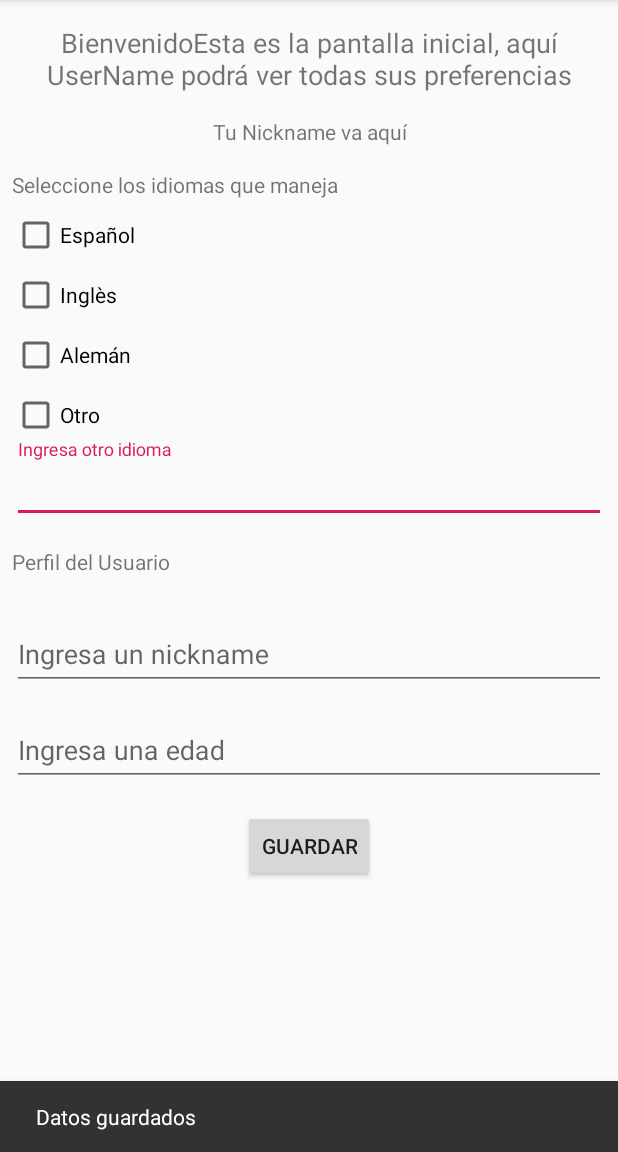
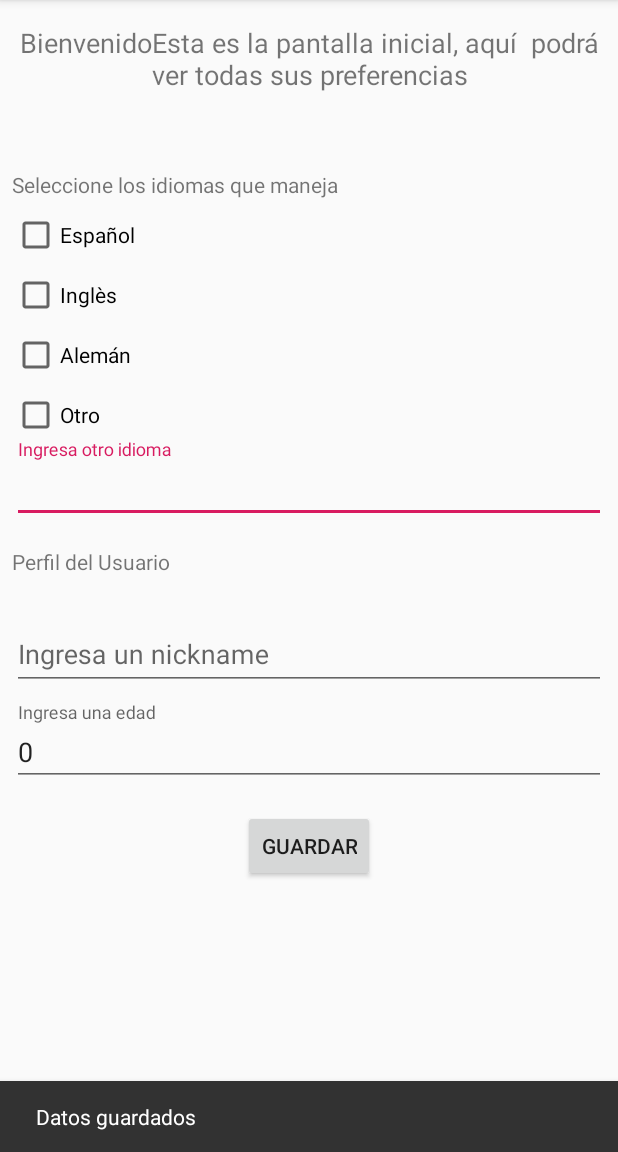
Before and after one commit to felipepbustamante/desafio1SharedPref, an Android app: the HomeActivity screen opened directly, with no data from a screen before it, after a tap on "GUARDAR", on a phone screen of 412 x 824 dp, the part 84-1236 px from its top. Run offline under Robolectric (Android 15) with nearby library versions, the phone set to English and light mode, and no system bars.

Commit message:
fully implemented

```diff
--- a/app/src/main/AndroidManifest.xml
+++ b/app/src/main/AndroidManifest.xml
@@ -12,7 +12,8 @@
         </activity>
         <activity android:name=".WelcomeActivity">
         </activity>
-        <activity android:name=".MainActivity">
+        <activity android:name=".MainActivity"
+            android:exported="true">
             <intent-filter>
                 <action android:name="android.intent.action.MAIN"/>
 
--- a/app/src/main/java/cl/desafiolatam/desafiounobase/HomeActivity.kt
+++ b/app/src/main/java/cl/desafiolatam/desafiounobase/HomeActivity.kt
@@ -1,109 +1,120 @@
 package cl.desafiolatam.desafiounobase
 
+import android.content.Context
+import android.content.SharedPreferences
 import androidx.appcompat.app.AppCompatActivity
 import android.os.Bundle
-import android.widget.Button
-import android.widget.CheckBox
-import android.widget.TextView
-import androidx.constraintlayout.widget.ConstraintLayout
+import cl.desafiolatam.desafiounobase.MainActivity.Companion.userName
+
+import cl.desafiolatam.desafiounobase.databinding.ActivityHomeBinding
+
 import com.google.android.material.snackbar.Snackbar
-import com.google.android.material.textfield.TextInputEditText
+
+
 
 class HomeActivity : AppCompatActivity() {
-    private lateinit var userName: String
-    private lateinit var homeTitle: TextView
-    private lateinit var nicknameTitle: TextView
-    private lateinit var spanishCheckBox: CheckBox
-    private lateinit var englishCheckBox: CheckBox
-    private lateinit var germanCheckBox: CheckBox
-    private lateinit var otherCheckBox: CheckBox
-    private lateinit var otherTextInput: TextInputEditText
-    private lateinit var nickNameInput: TextInputEditText
-    private lateinit var ageInput: TextInputEditText
-    private lateinit var save: Button
-    private lateinit var container: ConstraintLayout
-// para almacenar los datos en shared preferences utilice claves que contengan el nombre del usuario y el nombre de el campo guardado.
+
+    private lateinit var binding: ActivityHomeBinding
+    private lateinit var user: String
+
+    // para almacenar los datos en shared preferences utilice claves que contengan el nombre del usuario y el nombre de el campo guardado.
     //esta recomendación no aplica para todos los valores, pero ayuda con varios
+    private lateinit var sharedPreferences: SharedPreferences
+    private lateinit var editor: SharedPreferences.Editor
+    private lateinit var userKey: String
+
     override fun onCreate(savedInstanceState: Bundle?) {
         super.onCreate(savedInstanceState)
-        setContentView(R.layout.activity_home)
-        setUpViews()
+
+        binding = ActivityHomeBinding.inflate(layoutInflater)
+        setContentView(binding.root)
+
+        sharedPreferences = getSharedPreferences(MainActivity.fileNameSharedPreferences, Context.MODE_PRIVATE)
+        editor = sharedPreferences.edit()
+
+        user = sharedPreferences.getString(userName, "")!!
+
+
+
         loadData()
-        save.setOnClickListener {
+        binding.saveButton.setOnClickListener {
             //Agregar los pasos necesario para guardar los datos
-            Snackbar.make(container, "Datos guardados", Snackbar.LENGTH_SHORT).show()
+            saveLanguages()
+
+            saveNickNameAndAge()
+
+            Snackbar.make(binding.container, "Datos guardados", Snackbar.LENGTH_SHORT).show()
         }
+
     }
 
-    private fun setUpViews() {
-        homeTitle = findViewById(R.id.home_title)
-        nicknameTitle = findViewById(R.id.nickname_input)
-        spanishCheckBox = findViewById(R.id.language_one)
-        englishCheckBox = findViewById(R.id.language_two)
-        germanCheckBox = findViewById(R.id.language_three)
-        otherCheckBox = findViewById(R.id.language_other)
-        otherTextInput = findViewById(R.id.other_language_input)
-        nickNameInput = findViewById(R.id.nickname_input)
-        ageInput = findViewById(R.id.age_input)
-        save = findViewById(R.id.save_button)
-        container = findViewById(R.id.container)
-    }
     private fun loadData() {
-        userName = "UserName"
-        val title = "BienvenidoEsta es la pantalla inicial, aquí $userName podrá ver todas sus preferencias"
-        homeTitle.text = title
+        user = intent.getStringExtra(userName) ?: ""
+        userKey = user.toUpperCase()
+        val title = "BienvenidoEsta es la pantalla inicial, aquí $user podrá ver todas sus preferencias"
+        binding.homeTitle.text = title
         handleLanguages()
         loadProfile()
     }
 
     private fun loadProfile() {
         //crear las claves para buscar y almacenar los datos, recuerde asociar las mismas al usuario de alguna manera
-        val nicknameKey = ""
-        val ageKey = ""
-        val nickNameString = ""
-        nickNameInput.setText(nickNameString)
-        nicknameTitle.text = nickNameString
-        val ageString = ""
-        ageInput.setText(ageString)
+
+        val nickNameString = sharedPreferences.getString(userKey + nickNameKey, "")
+        binding.nicknameInput.setText(nickNameString)
+        binding.nicknameTitle.text = nickNameString
+        val ageString = sharedPreferences.getInt(userKey + ageKey, 0)
+        binding.ageInput.setText(ageString.toString())
     }
 
     private fun handleLanguages() {
         val languagesKey = ""
         //val languages = mutableSetOf()
         //ocupar resolveLanguage para cargar los datos iniciales en los checkboxs
+        binding.languageOne.isChecked = sharedPreferences.getBoolean(userKey + spanishKey, false)
+        binding.languageTwo.isChecked = sharedPreferences.getBoolean(userKey + englishKey, false)
+        binding.languageThree.isChecked = sharedPreferences.getBoolean(userKey + germanKey, false)
+        binding.languageOther.isChecked = sharedPreferences.getBoolean(userKey + otherKey, false)
+        binding.otherLanguageInput.setText( sharedPreferences.getString(userKey + otherInputKey, ""))
+
     }
 
-    private fun resolveLanguage(language: String) {
-        if (language.isNotEmpty() && language == "Spanish") {
-            spanishCheckBox.isChecked = true
-        }
-        if (language.isNotEmpty() && language == "English") {
-            englishCheckBox.isChecked = true
-        }
-        if (language.isNotEmpty() && language == "German") {
-            germanCheckBox.isChecked = true
-        }
-        if (language.isNotEmpty() && language.contains("Other")) {
-            otherCheckBox.isChecked = true
-            otherTextInput.setText(language.split("*")[2]) // ocupar el mismo delimitador para almacenar el valor de este campo
-        }
-    }
 
     private fun saveLanguages() {
         //crear lo necesario para guardar los idiomas seleccionados por el usuario
         //en sharedpreferences
-        val languagesKey = ""
+//        val languagesKey = "francisco123"
+
+        sharedPreferences.edit().putBoolean(userKey + spanishKey, binding.languageOne.isChecked).apply()
+        sharedPreferences.edit().putBoolean(userKey + englishKey, binding.languageTwo.isChecked).apply()
+        sharedPreferences.edit().putBoolean(userKey + germanKey, binding.languageThree.isChecked).apply()
+        sharedPreferences.edit().putBoolean(userKey + otherKey, binding.languageOther.isChecked).apply()
+        sharedPreferences.edit().putString(userKey + otherInputKey, binding.otherLanguageInput.text.toString()).apply()
     }
 
     private fun saveNickNameAndAge() {
-        val nicknameKey = ""
-        val ageKey = ""
-        if (nickNameInput.text!!.isNotEmpty()) {
+//        val nicknameKey = ""
+//        val ageKey = ""
+        if (binding.nicknameInput.text!!.isNotEmpty()) {
            //almacenar
+            sharedPreferences.edit().putString(userKey + nickNameKey, binding.nicknameInput.text.toString()).apply()
         }
-        if (ageInput.text!!.isNotEmpty()) {
-            val ageInt = ageInput.text.toString().toInt()
+        if (binding.ageInput.text!!.isNotEmpty()) {
+            val ageInt = binding.ageInput.text.toString().toInt()
             //almacenar
+            sharedPreferences.edit().putInt(userKey + ageKey, ageInt).apply()
         }
     }
+
+    companion object{
+
+        val spanishKey = "spanish"
+        val englishKey = "english"
+        val germanKey = "german"
+        val otherKey = "otherLanguage"
+        val otherInputKey = "otherInputLanguage"
+        val nickNameKey =  "nickName"
+        val ageKey =  "age"
+
+    }
 }
--- a/app/src/main/java/cl/desafiolatam/desafiounobase/WelcomeActivity.kt
+++ b/app/src/main/java/cl/desafiolatam/desafiounobase/WelcomeActivity.kt
@@ -18,12 +18,13 @@ class WelcomeActivity : AppCompatActivity() {
     }
 
     private fun setUpViewsAndListener() {
-        val userName = "" // obtener el nombre de usuario de alguna manera y mostrarlo en nameUser
+        val userName = intent.getStringExtra(MainActivity.userName) // obtener el nombre de usuario de alguna manera y mostrarlo en nameUser
         nameUser.text = userName
         advance.setOnClickListener {
             //Agregar los pasos necesarios para manejar la persistencia
             //de cuando un usuario ve la pantalla de bienvenida la primera vez
             val intent = Intent(this, HomeActivity::class.java)
+            intent.putExtra(MainActivity.userName, userName)
             startActivity(intent)
             finish()
         }
```
Also changed, not shown: app/build.gradle (+7 -4 lines), app/src/main/java/cl/desafiolatam/desafiounobase/MainActivity.kt (+66 -13 lines).
